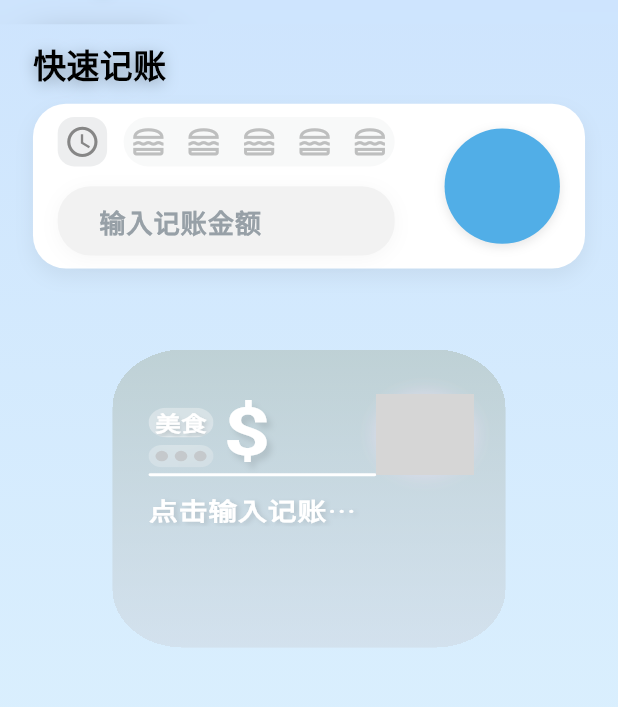
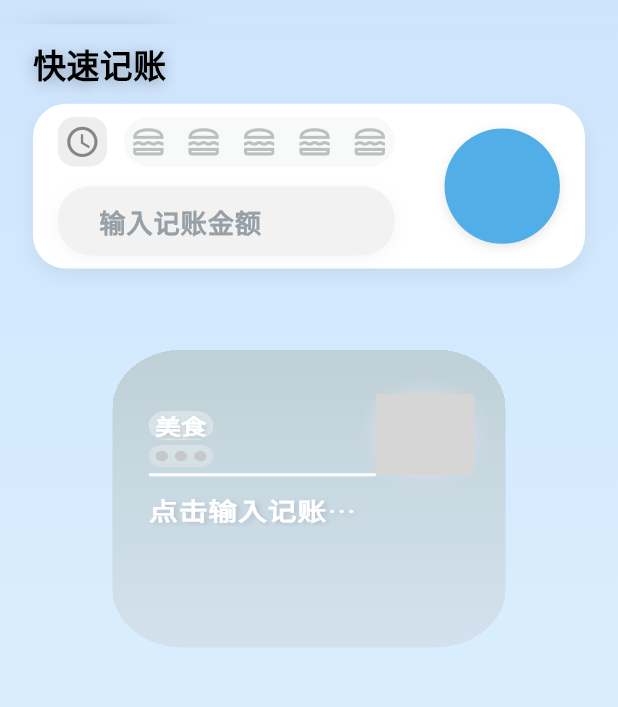
Before and after one commit to palrd/Baynooote, a Flutter app: the screen it shows after launch, after a tap on the "access time" icon, on a phone screen of 412 x 824 dp, the part 124-831 px from its top. Run offline on Flutter 3.47's test engine with Material 3 defaults, Android fonts, the light colour scheme and no system bars; our stand-ins replace lottie, rive; project files that could hold a hidden picture were left out; grey boxes are pictures that could not be loaded.

Commit message:
金额输入器修复，动画状态同步

```diff
--- a/lib/features/ledger/presentetion/view_models/confirm_button_state.dart
+++ b/lib/features/ledger/presentetion/view_models/confirm_button_state.dart
@@ -1,4 +1,5 @@
 import 'package:baynooote/features/ledger/di/ledger_module.dart';
+import 'package:baynooote/features/ledger/presentetion/view_models/detail_record_view_model.dart';
 
 ///用来管理按钮样式的状态
 class ConfirmButtonState extends ChangeNotifier {
--- a/lib/features/ledger/presentetion/view_models/detail_record_view_model.dart
+++ b/lib/features/ledger/presentetion/view_models/detail_record_view_model.dart
@@ -26,8 +26,6 @@ class DetailRecordViewModel extends ChangeNotifier {
 
   void changeHeight(value) {
     _height = value;
-
-
     notifyListeners();
   }
 }
--- a/lib/features/ledger/presentetion/view_models/money_counter_view_model.dart
+++ b/lib/features/ledger/presentetion/view_models/money_counter_view_model.dart
@@ -1,11 +1,13 @@
 import 'package:flutter/material.dart';
 
 class MoneyCounterViewModel extends ChangeNotifier {
-  double _moneyNumber = 0;
+  double _moneyNumber = 0.0;
   int _index = 0;
+  bool _shouldSubmit = false;
 
   double get moneyNumber => _moneyNumber;
-  int get inedx => _index;
+  int get index => _index;
+  bool get shouldSubmit => _shouldSubmit;
 
   void changeMoneyNumber(value) {
     _moneyNumber = value;
@@ -22,4 +24,12 @@ class MoneyCounterViewModel extends ChangeNotifier {
     }
     notifyListeners();
   }
+
+  void triggerSubmit() {
+    _shouldSubmit = true;
+  }
+
+  void resetSubmit() {
+    _shouldSubmit = false;
+  }
 }
--- a/lib/features/ledger/presentetion/widgets/ledger_data_active_place/ledger_data_placeholder.dart
+++ b/lib/features/ledger/presentetion/widgets/ledger_data_active_place/ledger_data_placeholder.dart
@@ -119,7 +119,9 @@ class _LedgerDataPlaceholderState extends State<LedgerDataPlaceholder>
                 alignment: Alignment.center,
                 children: [
                   ///默认展示提示用户对于今日记账的输入
-                  LedgerReadyInputdataPlaceholder(
+                  _anim.scaleAnimationXA.value == 0.0
+                      ? SizedBox.shrink()
+                      : LedgerReadyInputdataPlaceholder(
                           controller: _controller,
                           scaleX: _anim.scaleAnimationXA,
                           scaleY: _anim.scaleAnimationYA,
@@ -140,6 +142,7 @@ class _LedgerDataPlaceholderState extends State<LedgerDataPlaceholder>
   }
 
   Widget _showIcon() {
+    if (_anim.scaleAnimationXB.value > 0.0) {
       return Transform(
         alignment: Alignment.center,
         transform: Matrix4.diagonal3Values(
@@ -149,5 +152,8 @@ class _LedgerDataPlaceholderState extends State<LedgerDataPlaceholder>
         ),
         child: LedgerShowInputLine(),
       );
+    } else {
+      return SizedBox.shrink();
     }
   }
+}
--- a/lib/features/ledger/presentetion/widgets/ledger_data_active_place/ledger_show_input_line/ledger_detail_record.dart
+++ b/lib/features/ledger/presentetion/widgets/ledger_data_active_place/ledger_show_input_line/ledger_detail_record.dart
@@ -25,7 +25,9 @@ class LedgerDetailRecord extends StatelessWidget {
               } else {
                 vm.changeScale(1.0);
                 vm.changeHeight(50.0);
-                vm.changeMaxLine(3);
+                Future.delayed(const Duration(milliseconds: 600), () {
+                  vm.changeMaxLine(3);
+                });
               }
             },
             showCursor: true,
--- a/lib/features/ledger/presentetion/widgets/ledger_data_active_place/ledger_show_input_line/ledger_show_input_line.dart
+++ b/lib/features/ledger/presentetion/widgets/ledger_data_active_place/ledger_show_input_line/ledger_show_input_line.dart
@@ -48,7 +48,7 @@ class LedgerShowInputLine extends StatelessWidget {
               return Transform(
                 transform: Matrix4.diagonal3Values(value, value, 1.0),
                 alignment: Alignment.centerLeft,
-                child: MoneyCounter(fontsize: 25),
+                child: MoneyCounter(fontsize: 25, isSmall: true),
               );
             }
           },
@@ -94,7 +94,6 @@ class LedgerShowInputLine extends StatelessWidget {
           tween: Tween(begin: 50.0, end: height),
           duration: const Duration(milliseconds: 150),
           curve: Curves.easeInOut,
-
           builder: (context, value, child) {
             return SizedBox(
               height: value.sw,
@@ -165,8 +164,8 @@ class LedgerShowInputLine extends StatelessWidget {
             } else {
               return Container(
                 margin: EdgeInsets.only(
-                  top: 8.sw * value,
-                  bottom: 5.sw * value,
+                  top: 10.sw * value,
+                  bottom: 3.sw * value,
                 ),
                 child: Transform(
                   transform: Matrix4.diagonal3Values(value, value, 1.0),
--- a/lib/features/ledger/presentetion/widgets/ledger_data_active_place/ledger_show_input_line/money_counter.dart
+++ b/lib/features/ledger/presentetion/widgets/ledger_data_active_place/ledger_show_input_line/money_counter.dart
@@ -1,4 +1,5 @@
 import 'package:baynooote/features/ledger/di/ledger_module.dart';
+import 'package:baynooote/features/ledger/presentetion/view_models/confirm_button_state.dart';
 import 'package:baynooote/features/ledger/presentetion/view_models/money_counter_view_model.dart';
 
 ///该组件用于记录记账金额和货币类型
@@ -8,12 +9,14 @@ class MoneyCounter extends StatefulWidget {
   final double fontsize;
   final double margin;
   final double scale;
+  final bool isSmall;
   MoneyCounter({
     this.moneyType = "\$",
     this.moneyCounte,
     this.fontsize = 35,
     this.margin = 5,
     this.scale = 1.0,
+    this.isSmall = false,
     super.key,
   });
 
@@ -23,19 +26,26 @@ class MoneyCounter extends StatefulWidget {
 
 class _MoneyCounterState extends State<MoneyCounter> {
   final TextEditingController _controller = TextEditingController();
+  @override
+  void initState() {
+    super.initState();
+    _controller.text = context.read<MoneyCounterViewModel>().moneyNumber == 0.0
+        ? ''
+        : context.read<MoneyCounterViewModel>().moneyNumber.toString();
+  }
 
   @override
   Widget build(BuildContext context) {
     return Container(
-      // color: Colors.amber,
       height: 50.sw * widget.scale,
       margin: EdgeInsets.only(left: widget.margin.sw),
       child: Row(
         children: [
-          _moneyUnit(),
           Expanded(
             child: Container(
-              alignment: Alignment.centerLeft,
+              alignment: widget.isSmall
+                  ? Alignment.center
+                  : Alignment.centerLeft,
               width: 35.sw,
               child: _moneyNumber(),
             ),
@@ -45,10 +55,12 @@ class _MoneyCounterState extends State<MoneyCounter> {
     );
   }
 
+  ///弃用
+  @Deprecated("该方法已被弃用")
   Widget _moneyUnit() {
     return Container(
+      width: widget.isSmall ? 16.sw : 27.sw,
       alignment: Alignment.center,
-      width: 27.sw,
       child: Text(
         widget.moneyType,
         style: TextStyle(
@@ -64,18 +76,34 @@ class _MoneyCounterState extends State<MoneyCounter> {
             ),
           ],
         ),
+        strutStyle: StrutStyle(
+          forceStrutHeight: true,
+          height: 1.0,
+          fontSize: widget.fontsize.sw,
+        ),
       ),
     );
   }
 
   Widget _moneyNumber() {
+    final vm2 = context.read<MoneyCounterViewModel>();
+    final buttonVM = context.read<ConfirmButtonState>();
+    if (vm2.shouldSubmit) {
+      ///延迟一秒再进行清空
+      Future.delayed(const Duration(seconds: 1), () {
+        _controller.clear();
+        vm2.changeMoneyNumber(0.0);
+        vm2.resetSubmit();
+      });
+    }
     return Selector<MoneyCounterViewModel, double>(
       builder: (_, moneyNumber, _) {
-        _controller.text = moneyNumber.toString();
-        final vm2 = context.read<MoneyCounterViewModel>();
-        if (moneyNumber != 0) {
-          return TextField(
+        final sizeScale = moneyNumber > 999 ? 0.8 : 1.0;
+        return Container(
+          alignment: Alignment.centerLeft,
+          child: TextField(
             controller: _controller,
+            keyboardType: TextInputType.number,
             onChanged: (value) {
               final parsed = double.tryParse(value);
               if (parsed != null) {
@@ -83,22 +111,40 @@ class _MoneyCounterState extends State<MoneyCounter> {
               } else {
                 vm2.changeMoneyNumber(0.0);
               }
+              if (buttonVM.inputState == 2) {
+                buttonVM.changeState(3);
+              }
+            },
+            onSubmitted: (_) {
+              if (buttonVM.inputState == 3) {
+                buttonVM.changeState(4);
+              }
+              Future.delayed(const Duration(seconds: 1), () {
+                _controller.clear();
+                vm2.changeMoneyNumber(0.0);
+                vm2.resetSubmit();
+              });
             },
             showCursor: true,
             cursorColor: Colors.white,
             cursorRadius: Radius.circular(20),
+            cursorWidth: 3.sw,
+            cursorHeight: widget.fontsize.sw,
+            cursorOpacityAnimates: true,
+            textAlignVertical: TextAlignVertical.bottom,
             decoration: InputDecoration(
-              border: InputBorder.none,
+              enabledBorder: InputBorder.none,
+              focusedBorder: InputBorder.none,
+              contentPadding: EdgeInsets.only(bottom: 3.sw, top: 3.sw),
               isCollapsed: true,
-              contentPadding: EdgeInsets.zero,
             ),
             maxLines: 1,
             style: TextStyle(
+              height: 1.0,
               overflow: TextOverflow.clip,
               color: Colors.white,
               fontWeight: FontWeight.bold,
-              fontSize: widget.fontsize.sw,
-              height: 1.0,
+              fontSize: widget.fontsize.sw * sizeScale,
               shadows: [
                 BoxShadow(
                   color: const Color.fromARGB(26, 0, 0, 0),
@@ -107,10 +153,13 @@ class _MoneyCounterState extends State<MoneyCounter> {
                 ),
               ],
             ),
-          );
-        } else {
-          return SizedBox.shrink();
-        }
+            strutStyle: StrutStyle(
+              forceStrutHeight: true,
+              height: 1.0,
+              fontSize: widget.fontsize.sw * sizeScale,
+            ),
+          ),
+        );
       },
       selector: (_, vm) => vm.moneyNumber,
     );
--- a/lib/features/ledger/presentetion/widgets/ledger_data_active_place/ledger_show_input_line/number_level_light.dart
+++ b/lib/features/ledger/presentetion/widgets/ledger_data_active_place/ledger_show_input_line/number_level_light.dart
@@ -60,7 +60,7 @@ class NumberLevelLight extends StatelessWidget {
           );
         }
       },
-      selector: (_, vm) => vm.inedx,
+      selector: (_, vm) => vm.index,
     );
   }
 }
--- a/lib/features/ledger/presentetion/widgets/ledger_quick_input/money_input_field.dart
+++ b/lib/features/ledger/presentetion/widgets/ledger_quick_input/money_input_field.dart
@@ -40,32 +40,17 @@ class MoneyInputField extends StatefulWidget {
 }
 
 class _MoneyInputFieldState extends State<MoneyInputField> {
-  final TextEditingController _controller = TextEditingController();
   @override
   Widget build(BuildContext context) {
-    final vm2 = context.read<MoneyCounterViewModel>();
     return Selector<MoneyCounterViewModel, double>(
       builder: (_, moneyNumber, _) {
-        _controller.text = moneyNumber == 0.0 ? '' : moneyNumber.toString();
-        final vm2 = context.read<MoneyCounterViewModel>();
-
         return TextFormField(
-          controller: _controller,
           showCursor: true,
           cursorColor: Colors.black,
           cursorRadius: Radius.circular(20),
-          // readOnly: true, // 禁止输入，不弹键盘
           onTap: () {
             final vm = context.read<ConfirmButtonState>();
             vm.changeState(2);
-          },
-          onChanged: (value) {
-            final parsed = double.tryParse(value);
-            if (parsed != null) {
-              vm2.changeMoneyNumber(parsed);
-            } else {
-              vm2.changeMoneyNumber(0.0);
-            }
           },
           style: TextStyle(fontWeight: FontWeight.w800),
           decoration: InputDecoration(
--- a/lib/features/ledger/presentetion/widgets/ledger_quick_input/the_button_animation.dart
+++ b/lib/features/ledger/presentetion/widgets/ledger_quick_input/the_button_animation.dart
@@ -1,5 +1,6 @@
 import 'package:baynooote/features/ledger/di/ledger_module.dart';
 import 'package:baynooote/features/ledger/presentetion/view_models/confirm_button_state.dart';
+import 'package:baynooote/features/ledger/presentetion/view_models/money_counter_view_model.dart';
 import 'package:rive/rive.dart';
 
 class TheButton extends StatelessWidget {
@@ -10,8 +11,11 @@ class TheButton extends StatelessWidget {
     return GestureDetector(
       onTap: () {
         final cmNM = context.read<ConfirmButtonState>();
-        if (cmNM.inputState == 1) {
+        if (cmNM.inputState == 0 || cmNM.inputState == 4) {
           cmNM.changeState(2);
+        } else if (cmNM.inputState == 3) {
+          context.read<MoneyCounterViewModel>().triggerSubmit();
+          cmNM.changeState(4);
         }
       },
       child: _theButton(),
--- a/lib/features/ledger/presentetion/widgets/ledger_quick_input/type_choice_item.dart
+++ b/lib/features/ledger/presentetion/widgets/ledger_quick_input/type_choice_item.dart
@@ -85,7 +85,7 @@ class _TypeChoiceItemState extends State<TypeChoiceItem>
 
         ///更新index
         vm.ChangeSelectedIndexActiveState(widget.index);
-        if (vm2.inputState == 0) {
+        if (vm2.inputState == 0 || vm2.inputState == 4) {
           vm2.changeState(2);
         }
       },
```
Also changed, not shown: lib/features/ledger/presentetion/widgets/ledger_data_active_place/ledger_ready_inputData_placeholder.dart (+8 -2 lines). Lines whose indentation alone changed are shown as unchanged.
